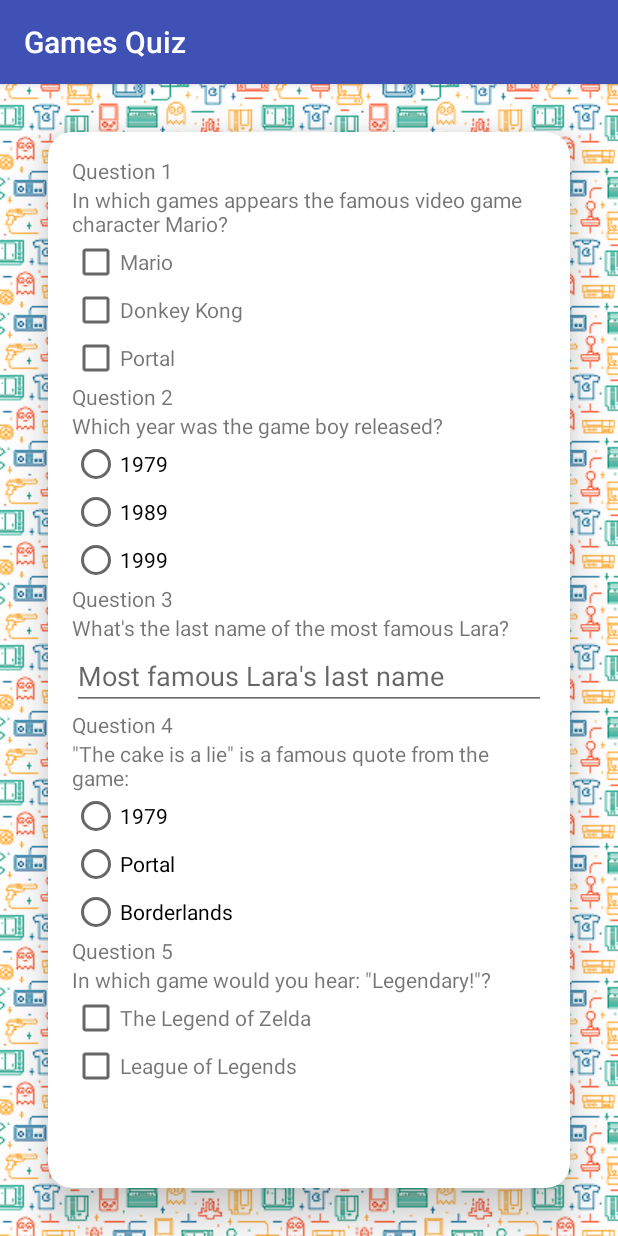
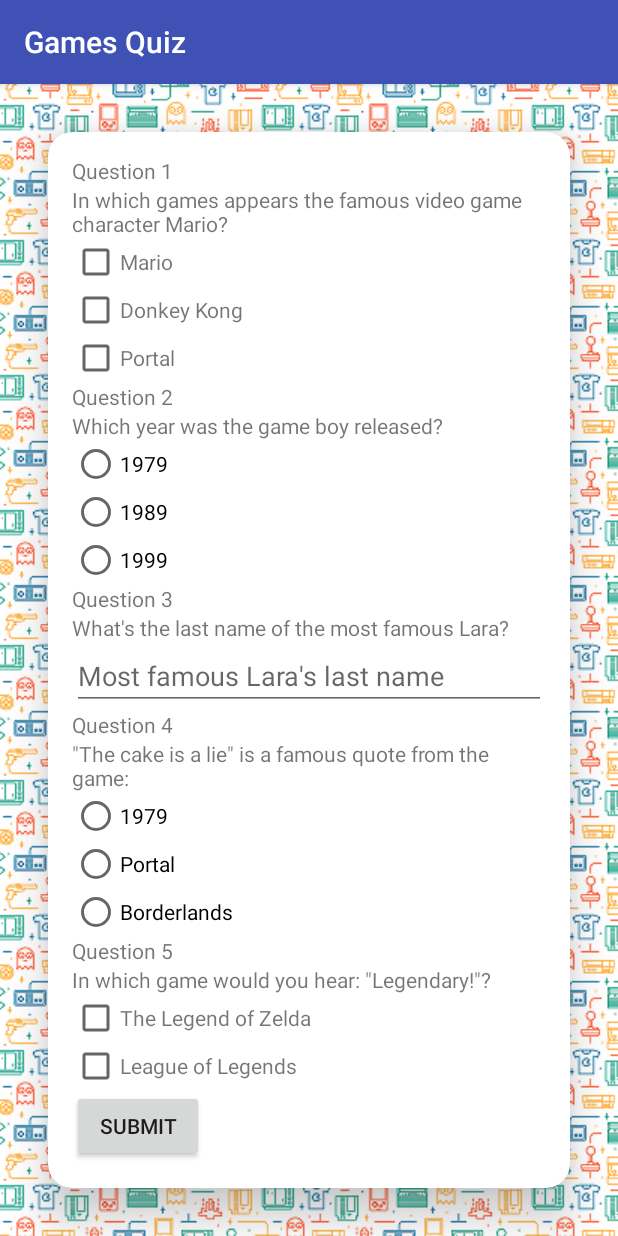
Before and after one commit to laramartin/android_games_quiz_udacity, an Android app: the screen it shows after launch (MainActivity), on a phone screen of 412 x 824 dp. Run offline under Robolectric (Android 15) with nearby library versions, the phone set to English and light mode, and no system bars.

Commit message:
submit button

```diff
--- a/GamesQuiz/app/src/main/res/layout/activity_main.xml
+++ b/GamesQuiz/app/src/main/res/layout/activity_main.xml
@@ -207,6 +207,10 @@
                         android:text="@string/answerLOL"/>
                 </LinearLayout>
 
+                <Button
+                    android:layout_width="wrap_content"
+                    android:layout_height="wrap_content"
+                    android:text="@string/submit"/>
             </LinearLayout>
 
         </ScrollView>
--- a/GamesQuiz/app/src/main/res/values/strings.xml
+++ b/GamesQuiz/app/src/main/res/values/strings.xml
@@ -20,4 +20,5 @@
     <string name="question5">In which game would you hear: \"Legendary!\"?</string>
     <string name="answerLOL">League of Legends</string>
     <string name="answerZelda">The Legend of Zelda</string>
+    <string name="submit">Submit</string>
 </resources>
```
